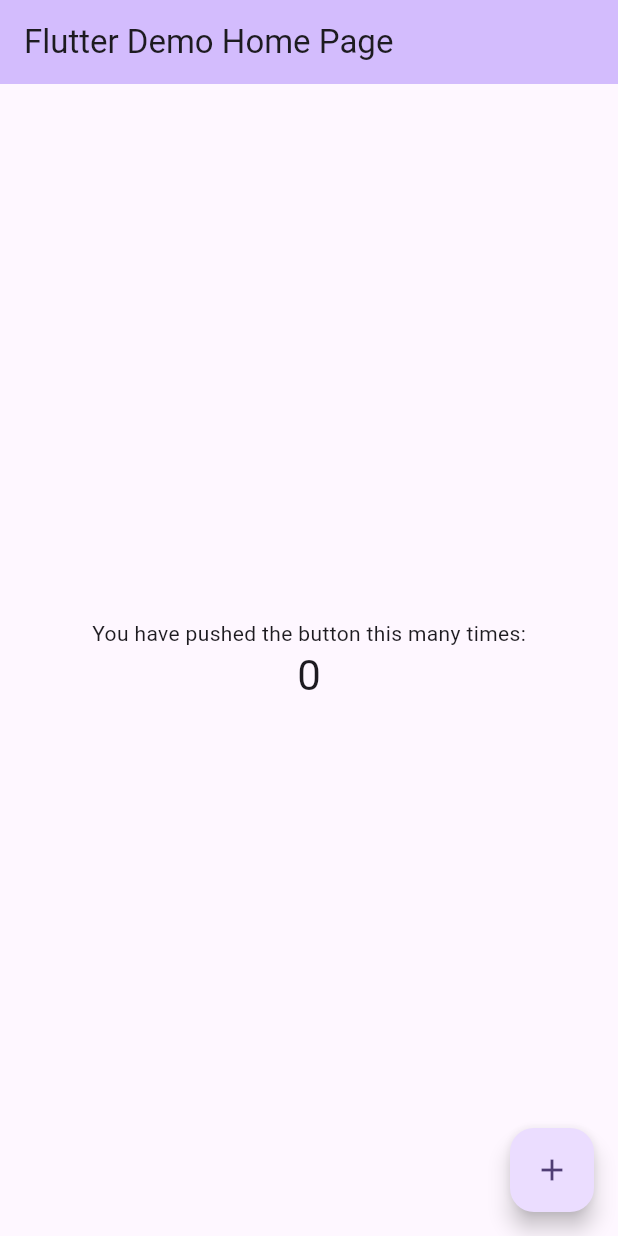
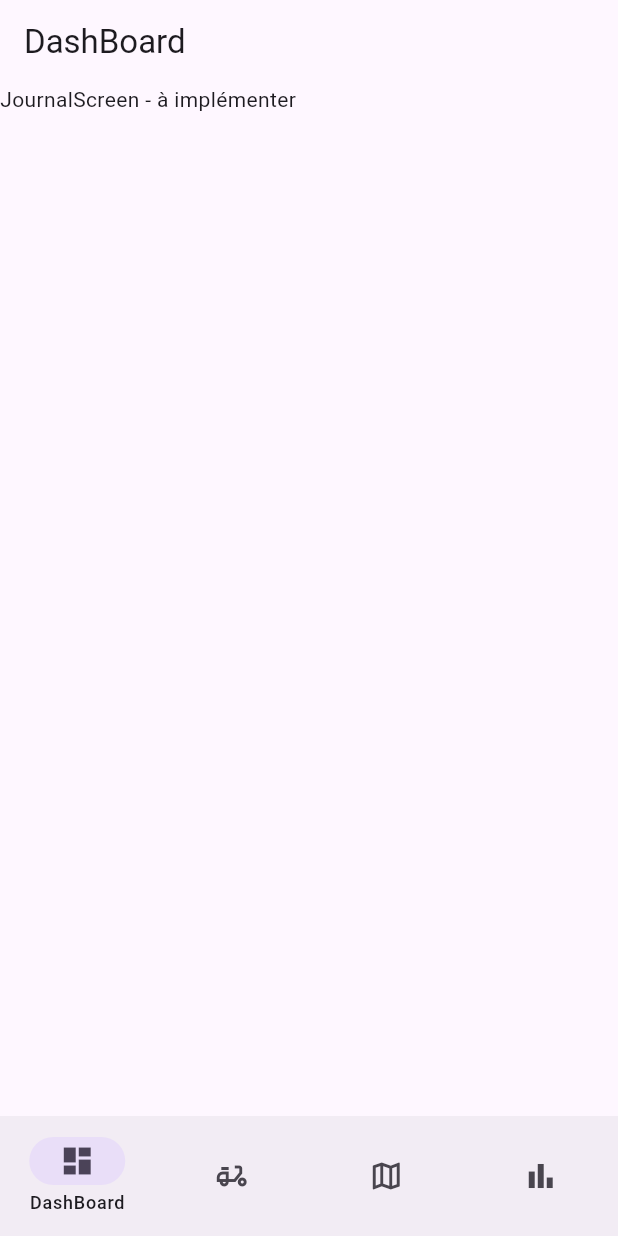
Before and after one commit to Hackathon-AL-26/Delivery_app, a Flutter app: the screen it shows after launch, on a phone screen of 412 x 824 dp. Run offline on Flutter 3.47's test engine with Material 3 defaults, Android fonts, the light colour scheme and no system bars.

Commit message:
feat: Add app nav

```diff
--- a/lib/main.dart
+++ b/lib/main.dart
@@ -1,121 +1,73 @@
 import 'package:flutter/material.dart';
 
-void main() {
-  runApp(const MyApp());
+import 'package:livreur_infflux/screens/dash_board_screen.dart';
+import 'package:livreur_infflux/screens/delivery_screen.dart';
+import 'package:livreur_infflux/screens/route_screen.dart';
+import 'package:livreur_infflux/screens/stats_screen.dart';
+
+void main() async {
+  WidgetsFlutterBinding.ensureInitialized();
+  runApp(MyApp());
 }
 
-class MyApp extends StatelessWidget {
+class MyApp extends StatefulWidget {
   const MyApp({super.key});
 
-  // This widget is the root of your application.
+  @override
+  State<MyApp> createState() => _MyAppState();
+}
+
+class _MyAppState extends State<MyApp> {
+  int _currentIndex = 0;
+
+  final List<Widget> _screens = const [
+    DashBoardScreen(),
+    RouteScreen(),
+    StatsScreen(),
+    DeliveryScreen(),
+  ];
+
+  final List<NavigationDestination> _destinations = const [
+    NavigationDestination(
+      icon: Icon(Icons.dashboard_outlined),
+      selectedIcon: Icon(Icons.dashboard),
+      label: 'DashBoard',
+    ),
+    NavigationDestination(
+      icon: Icon(Icons.delivery_dining_outlined),
+      selectedIcon: Icon(Icons.delivery_dining),
+      label: 'Journal',
+    ),
+    NavigationDestination(
+      icon: Icon(Icons.map_outlined),
+      selectedIcon: Icon(Icons.map),
+      label: 'Analytics',
+    ),
+    NavigationDestination(
+      icon: Icon(Icons.bar_chart_outlined),
+      selectedIcon: Icon(Icons.bar_chart),
+      label: 'Paramètres',
+    ),
+  ];
+
   @override
   Widget build(BuildContext context) {
     return MaterialApp(
-      title: 'Flutter Demo',
-      theme: ThemeData(
-        // This is the theme of your application.
-        //
-        // TRY THIS: Try running your application with "flutter run". You'll see
-        // the application has a purple toolbar. Then, without quitting the app,
-        // try changing the seedColor in the colorScheme below to Colors.green
-        // and then invoke "hot reload" (save your changes or press the "hot
-        // reload" button in a Flutter-supported IDE, or press "r" if you used
-        // the command line to start the app).
-        //
-        // Notice that the counter didn't reset back to zero; the application
-        // state is not lost during the reload. To reset the state, use hot
-        // restart instead.
-        //
-        // This works for code too, not just values: Most code changes can be
-        // tested with just a hot reload.
-        colorScheme: .fromSeed(seedColor: Colors.deepPurple),
-      ),
-      home: const MyHomePage(title: 'Flutter Demo Home Page'),
-    );
-  }
-}
-
-class MyHomePage extends StatefulWidget {
-  const MyHomePage({super.key, required this.title});
-
-  // This widget is the home page of your application. It is stateful, meaning
-  // that it has a State object (defined below) that contains fields that affect
-  // how it looks.
-
-  // This class is the configuration for the state. It holds the values (in this
-  // case the title) provided by the parent (in this case the App widget) and
-  // used by the build method of the State. Fields in a Widget subclass are
-  // always marked "final".
-
-  final String title;
-
-  @override
-  State<MyHomePage> createState() => _MyHomePageState();
-}
-
-class _MyHomePageState extends State<MyHomePage> {
-  int _counter = 0;
-
-  void _incrementCounter() {
-    setState(() {
-      // This call to setState tells the Flutter framework that something has
-      // changed in this State, which causes it to rerun the build method below
-      // so that the display can reflect the updated values. If we changed
-      // _counter without calling setState(), then the build method would not be
-      // called again, and so nothing would appear to happen.
-      _counter++;
-    });
-  }
-
-  @override
-  Widget build(BuildContext context) {
-    // This method is rerun every time setState is called, for instance as done
-    // by the _incrementCounter method above.
-    //
-    // The Flutter framework has been optimized to make rerunning build methods
-    // fast, so that you can just rebuild anything that needs updating rather
-    // than having to individually change instances of widgets.
-    return Scaffold(
-      appBar: AppBar(
-        // TRY THIS: Try changing the color here to a specific color (to
-        // Colors.amber, perhaps?) and trigger a hot reload to see the AppBar
-        // change color while the other colors stay the same.
-        backgroundColor: Theme.of(context).colorScheme.inversePrimary,
-        // Here we take the value from the MyHomePage object that was created by
-        // the App.build method, and use it to set our appbar title.
-        title: Text(widget.title),
-      ),
-      body: Center(
-        // Center is a layout widget. It takes a single child and positions it
-        // in the middle of the parent.
-        child: Column(
-          // Column is also a layout widget. It takes a list of children and
-          // arranges them vertically. By default, it sizes itself to fit its
-          // children horizontally, and tries to be as tall as its parent.
-          //
-          // Column has various properties to control how it sizes itself and
-          // how it positions its children. Here we use mainAxisAlignment to
-          // center the children vertically; the main axis here is the vertical
-          // axis because Columns are vertical (the cross axis would be
-          // horizontal).
-          //
-          // TRY THIS: Invoke "debug painting" (choose the "Toggle Debug Paint"
-          // action in the IDE, or press "p" in the console), to see the
-          // wireframe for each widget.
-          mainAxisAlignment: .center,
-          children: [
-            const Text('You have pushed the button this many times:'),
-            Text(
-              '$_counter',
-              style: Theme.of(context).textTheme.headlineMedium,
-            ),
-          ],
+      title: 'Livreur Infflux',
+      theme: ThemeData(colorScheme: ColorScheme.fromSeed(seedColor: Colors.deepPurple)),
+      home: Scaffold(
+        body: IndexedStack(
+          index: _currentIndex,
+          children: _screens,
         ),
-      ),
-      floatingActionButton: FloatingActionButton(
-        onPressed: _incrementCounter,
-        tooltip: 'Increment',
-        child: const Icon(Icons.add),
+        bottomNavigationBar: NavigationBar(
+          selectedIndex: _currentIndex,
+          onDestinationSelected: (index) {
+            setState(() => _currentIndex = index);
+          },
+          destinations: _destinations,
+          labelBehavior: NavigationDestinationLabelBehavior.onlyShowSelected,
+        ),
       ),
     );
   }
--- /dev/null
+++ b/lib/screens/dash_board_screen.dart
@@ -0,0 +1,14 @@
+
+import 'package:flutter/material.dart';
+
+class DashBoardScreen extends StatelessWidget {
+  const DashBoardScreen({super.key});
+
+  @override
+  Widget build(BuildContext context) {
+    return Scaffold(
+      appBar: AppBar(title: const Text('DashBoard')),
+      body: Text("JournalScreen - à implémenter")
+    );
+  }
+}
```
Also changed, not shown: lib/screens/delivery_screen.dart (added, +14 -0 lines), lib/screens/route_screen.dart (added, +13 -0 lines), lib/screens/stats_screen.dart (added, +13 -0 lines), lib/models/journey_order_status.dart (added), lib/models/journey_status.dart (added).
